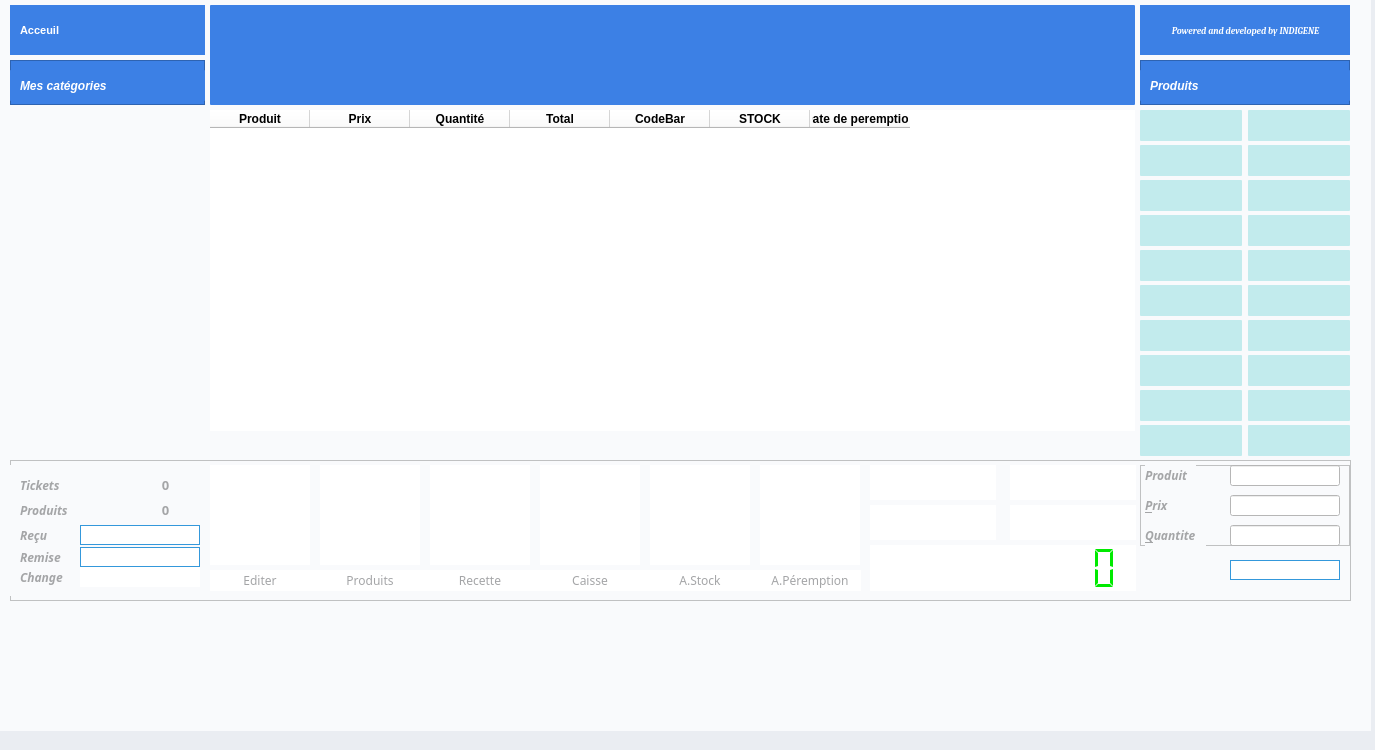
Above: DESIGN/WIDGETS/ProductWidget.ui from indigene-way/ERP_business_Manager before the change. Below: the same form after it.
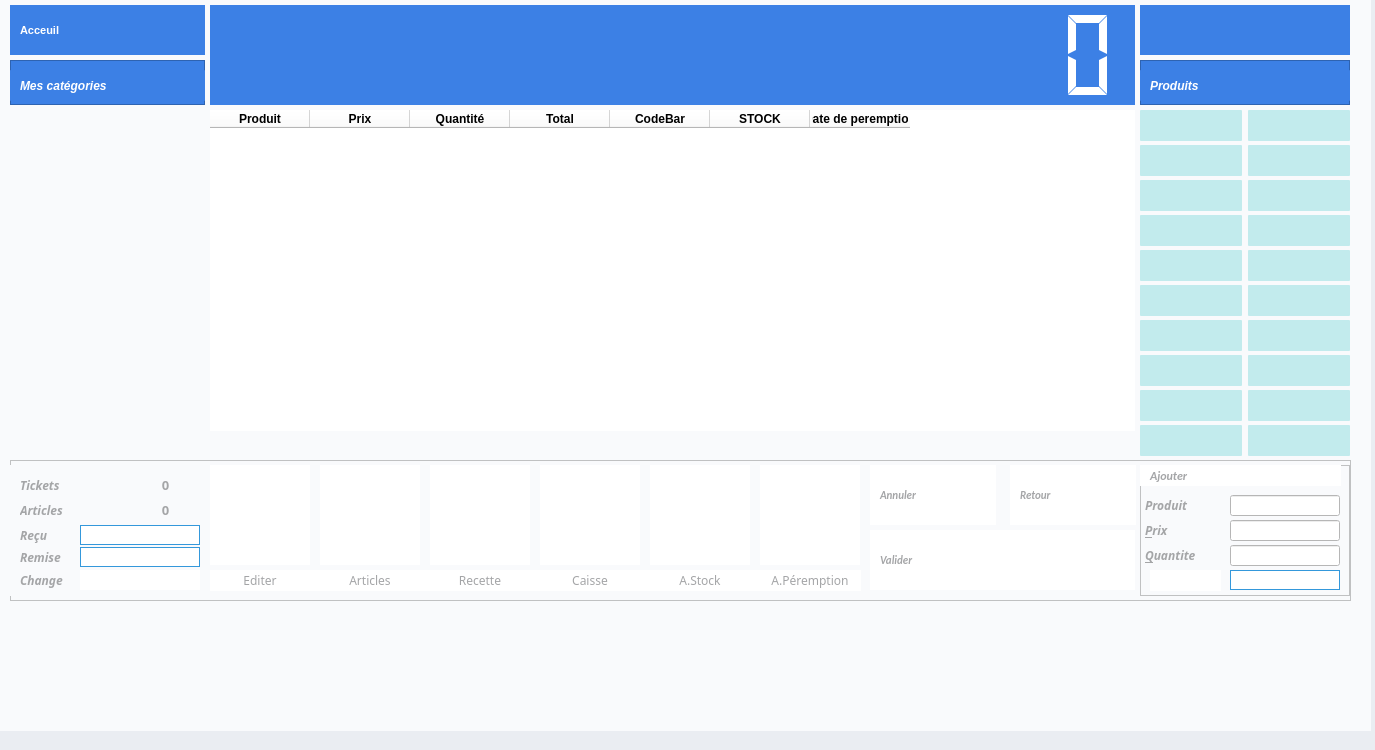
That is the form after the change. Icons and pictures are not drawn.

Patch:
```diff
--- a/DESIGN/WIDGETS/ProductWidget.ui
+++ b/DESIGN/WIDGETS/ProductWidget.ui
@@ -28,30 +28,6 @@
    <property name="styleSheet">
     <string notr="true">background-color:#f9fafc;</string>
    </property>
-   <widget class="QFrame" name="frame_12">
-    <property name="geometry">
-     <rect>
-      <x>210</x>
-      <y>25</y>
-      <width>925</width>
-      <height>100</height>
-     </rect>
-    </property>
-    <property name="font">
-     <font>
-      <family>Onyx</family>
-     </font>
-    </property>
-    <property name="styleSheet">
-     <string notr="true">background-color:#3c80e5; border: 0px solid #2f4f4f  ; border-radius: 0.5px;</string>
-    </property>
-    <property name="frameShape">
-     <enum>QFrame::StyledPanel</enum>
-    </property>
-    <property name="frameShadow">
-     <enum>QFrame::Raised</enum>
-    </property>
-   </widget>
    <widget class="QTableWidget" name="tableWidget">
     <property name="geometry">
      <rect>
@@ -1384,10 +1360,10 @@
     <widget class="QPushButton" name="validButton">
      <property name="geometry">
       <rect>
-       <x>1000</x>
-       <y>45</y>
-       <width>126</width>
-       <height>35</height>
+       <x>860</x>
+       <y>70</y>
+       <width>265</width>
+       <height>60</height>
       </rect>
      </property>
      <property name="sizePolicy">
@@ -1420,8 +1396,8 @@
       <bool>false</bool>
      </property>
      <property name="styleSheet">
-      <string notr="true">QPushButton{background-color:white; color : white; border: 0px solid #000028 ;  text-align:left; padding-left:10px;}
-QPushButton:hover{background-color:white;color:#a4a5a7;border: 0px solid #ecf0f5}
+      <string notr="true">QPushButton{background-color:white; color : #a4a5a7; border: 0px solid #000028 ;  text-align:left; padding-left:10px;}
+QPushButton:hover{background-color:white;color:white;border: 0px solid #ecf0f5}
 QPushButton:focus{color:#00ea00}</string>
      </property>
      <property name="text">
@@ -1507,7 +1483,7 @@
        <x>1000</x>
        <y>5</y>
        <width>126</width>
-       <height>35</height>
+       <height>60</height>
       </rect>
      </property>
      <property name="sizePolicy">
@@ -1540,8 +1516,8 @@
       <bool>false</bool>
      </property>
      <property name="styleSheet">
-      <string notr="true">QPushButton{background-color:white; color : white; border: 0px solid #000028 ;  text-align:left; padding-left:10px;}
-QPushButton:hover{background-color:white;color:#a4a5a7;border: 0px solid #ecf0f5}
+      <string notr="true">QPushButton{background-color:white; color : #a4a5a7; border: 0px solid #000028 ;  text-align:left; padding-left:10px;}
+QPushButton:hover{background-color:white;color:white;border: 0px solid #ecf0f5}
 QPushButton:focus{color:#00ea00}</string>
      </property>
      <property name="text">
@@ -1627,7 +1603,7 @@
        <string notr="true">color:#a4a5a7;</string>
       </property>
       <property name="text">
-       <string>Produits</string>
+       <string>Articles</string>
       </property>
       <property name="alignment">
        <set>Qt::AlignCenter</set>
@@ -1899,7 +1875,7 @@
        <string notr="true">QPushButton{text-align:left; color : #a4a5a7; border: 0px solid #000028 }</string>
       </property>
       <property name="text">
-       <string>Produits</string>
+       <string>Articles</string>
       </property>
       <property name="icon">
        <iconset>
@@ -2008,7 +1984,7 @@
       <property name="geometry">
        <rect>
         <x>70</x>
-        <y>102</y>
+        <y>105</y>
         <width>120</width>
         <height>20</height>
        </rect>
@@ -2050,7 +2026,7 @@
       <property name="geometry">
        <rect>
         <x>10</x>
-        <y>102</y>
+        <y>105</y>
         <width>50</width>
         <height>20</height>
        </rect>
@@ -2258,54 +2234,6 @@
       <string>F2</string>
      </property>
     </widget>
-    <widget class="QPushButton" name="addProd">
-     <property name="geometry">
-      <rect>
-       <x>860</x>
-       <y>45</y>
-       <width>126</width>
-       <height>35</height>
-      </rect>
-     </property>
-     <property name="font">
-      <font>
-       <family>Calibri</family>
-       <weight>75</weight>
-       <italic>true</italic>
-       <bold>true</bold>
-      </font>
-     </property>
-     <property name="cursor">
-      <cursorShape>PointingHandCursor</cursorShape>
-     </property>
-     <property name="toolTip">
-      <string>Ajouter produit au panier</string>
-     </property>
-     <property name="statusTip">
-      <string>Ajouter un produit au panier...</string>
-     </property>
-     <property name="styleSheet">
-      <string notr="true">QPushButton{background-color:white; color : white; border: 0px solid #000028 ;  text-align:left; padding-left:10px;}
-QPushButton:hover{background-color:white;color:#a4a5a7;border: 0px solid #ecf0f5}
-QPushButton:focus{color:#00ea00}</string>
-     </property>
-     <property name="text">
-      <string>Ajouter</string>
-     </property>
-     <property name="icon">
-      <iconset>
-       <normaloff>../../IMAGES/Icons/ajouter.png</normaloff>../../IMAGES/Icons/ajouter.png</iconset>
-     </property>
-     <property name="iconSize">
-      <size>
-       <width>21</width>
-       <height>21</height>
-      </size>
-     </property>
-     <property name="shortcut">
-      <string>Return</string>
-     </property>
-    </widget>
     <widget class="QPushButton" name="editProduct">
      <property name="geometry">
       <rect>
@@ -2366,59 +2294,6 @@
       <string>F1</string>
      </property>
     </widget>
-    <widget class="QLCDNumber" name="viewTotal">
-     <property name="geometry">
-      <rect>
-       <x>860</x>
-       <y>85</y>
-       <width>266</width>
-       <height>46</height>
-      </rect>
-     </property>
-     <property name="sizePolicy">
-      <sizepolicy hsizetype="Minimum" vsizetype="Minimum">
-       <horstretch>0</horstretch>
-       <verstretch>0</verstretch>
-      </sizepolicy>
-     </property>
-     <property name="font">
-      <font>
-       <pointsize>20</pointsize>
-       <weight>75</weight>
-       <bold>true</bold>
-      </font>
-     </property>
-     <property name="toolTip">
-      <string>Somme totale </string>
-     </property>
-     <property name="statusTip">
-      <string>Total à payer...</string>
-     </property>
-     <property name="styleSheet">
-      <string notr="true">QLCDNumber { background-color: white;  color: #00ea00;border: 0px solid black  ;}</string>
-     </property>
-     <property name="frameShape">
-      <enum>QFrame::NoFrame</enum>
-     </property>
-     <property name="smallDecimalPoint">
-      <bool>true</bool>
-     </property>
-     <property name="digitCount">
-      <number>9</number>
-     </property>
-     <property name="mode">
-      <enum>QLCDNumber::Dec</enum>
-     </property>
-     <property name="segmentStyle">
-      <enum>QLCDNumber::Flat</enum>
-     </property>
-     <property name="value" stdset="0">
-      <double>0.000000000000000</double>
-     </property>
-     <property name="intValue" stdset="0">
-      <number>0</number>
-     </property>
-    </widget>
     <widget class="QPushButton" name="reiceptButton">
      <property name="geometry">
       <rect>
@@ -2485,7 +2360,7 @@
        <x>860</x>
        <y>5</y>
        <width>126</width>
-       <height>35</height>
+       <height>60</height>
       </rect>
      </property>
      <property name="sizePolicy">
@@ -2518,8 +2393,8 @@
       <bool>false</bool>
      </property>
      <property name="styleSheet">
-      <string notr="true">QPushButton{background-color:white; color : white; border: 0px solid #000028 ;  text-align:left; padding-left:10px;}
-QPushButton:hover{background-color:white;color:#a4a5a7;border: 0px solid #ecf0f5}
+      <string notr="true">QPushButton{background-color:white; color : #a4a5a7; border: 0px solid #000028 ;  text-align:left; padding-left:10px;}
+QPushButton:hover{background-color:white;color:white;border: 0px solid #ecf0f5}
 QPushButton:focus{color:#00ea00}</string>
      </property>
      <property name="text">
@@ -2545,7 +2420,7 @@
        <x>1130</x>
        <y>5</y>
        <width>210</width>
-       <height>81</height>
+       <height>131</height>
       </rect>
      </property>
      <property name="font">
@@ -2568,7 +2443,7 @@
       <property name="geometry">
        <rect>
         <x>90</x>
-        <y>30</y>
+        <y>55</y>
         <width>110</width>
         <height>21</height>
        </rect>
@@ -2586,7 +2461,7 @@
       <property name="geometry">
        <rect>
         <x>5</x>
-        <y>30</y>
+        <y>55</y>
         <width>51</width>
         <height>21</height>
        </rect>
@@ -2617,7 +2492,7 @@
       <property name="geometry">
        <rect>
         <x>90</x>
-        <y>0</y>
+        <y>30</y>
         <width>110</width>
         <height>21</height>
        </rect>
@@ -2635,7 +2510,7 @@
       <property name="geometry">
        <rect>
         <x>5</x>
-        <y>60</y>
+        <y>80</y>
         <width>61</width>
         <height>21</height>
        </rect>
@@ -2666,7 +2541,7 @@
       <property name="geometry">
        <rect>
         <x>90</x>
-        <y>60</y>
+        <y>80</y>
         <width>110</width>
         <height>21</height>
        </rect>
@@ -2687,7 +2562,7 @@
       <property name="geometry">
        <rect>
         <x>5</x>
-        <y>0</y>
+        <y>30</y>
         <width>51</width>
         <height>21</height>
        </rect>
@@ -2714,6 +2589,120 @@
         <normaloff>../../OLD/DESIGN/WIDGETS/ICONS/plus.png</normaloff>../../OLD/DESIGN/WIDGETS/ICONS/plus.png</iconset>
       </property>
      </widget>
+     <widget class="QPushButton" name="addProd">
+      <property name="geometry">
+       <rect>
+        <x>0</x>
+        <y>0</y>
+        <width>201</width>
+        <height>21</height>
+       </rect>
+      </property>
+      <property name="font">
+       <font>
+        <family>Calibri</family>
+        <weight>75</weight>
+        <italic>true</italic>
+        <bold>true</bold>
+       </font>
+      </property>
+      <property name="cursor">
+       <cursorShape>PointingHandCursor</cursorShape>
+      </property>
+      <property name="toolTip">
+       <string>Ajouter produit au panier</string>
+      </property>
+      <property name="statusTip">
+       <string>Ajouter un produit au panier...</string>
+      </property>
+      <property name="styleSheet">
+       <string notr="true">QPushButton{background-color:white; color : #a4a5a7; border: 0px solid #000028 ;  text-align:left; padding-left:10px;}
+QPushButton:hover{background-color:white;color:white;border: 0px solid #ecf0f5}
+QPushButton:focus{color:#00ea00}</string>
+      </property>
+      <property name="text">
+       <string>Ajouter</string>
+      </property>
+      <property name="icon">
+       <iconset>
+        <normaloff>../../IMAGES/Icons/ajouter.png</normaloff>../../IMAGES/Icons/ajouter.png</iconset>
+      </property>
+      <property name="iconSize">
+       <size>
+        <width>21</width>
+        <height>21</height>
+       </size>
+      </property>
+      <property name="shortcut">
+       <string>Return</string>
+      </property>
+     </widget>
+     <widget class="QLineEdit" name="prodBC">
+      <property name="geometry">
+       <rect>
+        <x>90</x>
+        <y>105</y>
+        <width>110</width>
+        <height>20</height>
+       </rect>
+      </property>
+      <property name="font">
+       <font>
+        <family>Nirmala UI</family>
+       </font>
+      </property>
+      <property name="styleSheet">
+       <string notr="true">background-color: white;border:1px solid #3498DB;</string>
+      </property>
+     </widget>
+     <widget class="QPushButton" name="addProdBC">
+      <property name="geometry">
+       <rect>
+        <x>10</x>
+        <y>105</y>
+        <width>71</width>
+        <height>21</height>
+       </rect>
+      </property>
+      <property name="font">
+       <font>
+        <family>Rockwell</family>
+        <weight>75</weight>
+        <italic>true</italic>
+        <bold>true</bold>
+       </font>
+      </property>
+      <property name="cursor">
+       <cursorShape>PointingHandCursor</cursorShape>
+      </property>
+      <property name="toolTip">
+       <string>Ajouter au panier</string>
+      </property>
+      <property name="statusTip">
+       <string>Ajouter le produit au paner via le codebar</string>
+      </property>
+      <property name="styleSheet">
+       <string notr="true">QPushButton{text-align:center; color : black; border: 0px solid #000028  ;  text-align:center;}
+QPushButton:hover{background-color:#ecf0f5;color:#000028;  height:35px;border: 1px solid #ecf0f5}
+QPushButton:focus{color:#ecf0f5}</string>
+      </property>
+      <property name="text">
+       <string/>
+      </property>
+      <property name="icon">
+       <iconset>
+        <normaloff>../../IMAGES/Icons/Barcode.png</normaloff>../../IMAGES/Icons/Barcode.png</iconset>
+      </property>
+      <property name="iconSize">
+       <size>
+        <width>16</width>
+        <height>16</height>
+       </size>
+      </property>
+      <property name="shortcut">
+       <string>Ins</string>
+      </property>
+     </widget>
     </widget>
    </widget>
    <widget class="QFrame" name="frame_5">
@@ -2760,47 +2749,37 @@
       <string notr="true">QPushButton{text-align:center; color : white;border: 0px solid #000028 }</string>
      </property>
      <property name="text">
-      <string>Powered and developed by INDIGENE</string>
+      <string/>
      </property>
      <property name="icon">
       <iconset>
        <normaloff>../../OLD/DESIGN/WIDGETS/ICONS/plus.png</normaloff>../../OLD/DESIGN/WIDGETS/ICONS/plus.png</iconset>
      </property>
     </widget>
-   </widget>
-   <widget class="QFrame" name="frame_20">
-    <property name="geometry">
-     <rect>
-      <x>1140</x>
-      <y>570</y>
-      <width>210</width>
-      <height>41</height>
-     </rect>
-    </property>
-    <property name="styleSheet">
-     <string notr="true">background-color:#f9fafc; border:0px solid black;</string>
-    </property>
-    <property name="frameShape">
-     <enum>QFrame::StyledPanel</enum>
-    </property>
-    <property name="frameShadow">
-     <enum>QFrame::Raised</enum>
-    </property>
-    <widget class="QPushButton" name="addProdBC">
+    <widget class="QPushButton" name="who">
      <property name="geometry">
       <rect>
        <x>0</x>
-       <y>0</y>
-       <width>91</width>
+       <y>4</y>
+       <width>211</width>
        <height>41</height>
       </rect>
      </property>
+     <property name="sizePolicy">
+      <sizepolicy hsizetype="Minimum" vsizetype="Maximum">
+       <horstretch>0</horstretch>
+       <verstretch>0</verstretch>
+      </sizepolicy>
+     </property>
      <property name="font">
       <font>
-       <family>Rockwell</family>
+       <family>Calibri</family>
+       <pointsize>8</pointsize>
        <weight>75</weight>
        <italic>true</italic>
        <bold>true</bold>
+       <underline>false</underline>
+       <kerning>true</kerning>
       </font>
      </property>
      <property name="cursor">
@@ -2810,12 +2789,14 @@
       <string>Ajouter au panier</string>
      </property>
      <property name="statusTip">
-      <string>Ajouter le produit au paner via le codebar</string>
+      <string/>
+     </property>
+     <property name="autoFillBackground">
+      <bool>false</bool>
      </property>
      <property name="styleSheet">
-      <string notr="true">QPushButton{text-align:center; color : black; border: 0px solid #000028  ;  text-align:center;}
-QPushButton:hover{background-color:#ecf0f5;color:#000028;  height:35px;border: 1px solid #ecf0f5}
-QPushButton:focus{color:#ecf0f5}</string>
+      <string notr="true">QPushButton{background-color:#3c80e5; color : white; border: 0px solid #000028 ;  text-align:left; padding-left:10px;}
+</string>
      </property>
      <property name="text">
       <string/>
@@ -2826,30 +2807,9 @@
      </property>
      <property name="iconSize">
       <size>
-       <width>31</width>
-       <height>31</height>
+       <width>21</width>
+       <height>21</height>
       </size>
-     </property>
-     <property name="shortcut">
-      <string>Ins</string>
-     </property>
-    </widget>
-    <widget class="QLineEdit" name="prodBC">
-     <property name="geometry">
-      <rect>
-       <x>90</x>
-       <y>10</y>
-       <width>110</width>
-       <height>20</height>
-      </rect>
-     </property>
-     <property name="font">
-      <font>
-       <family>Nirmala UI</family>
-      </font>
-     </property>
-     <property name="styleSheet">
-      <string notr="true">background-color: white;border:1px solid #3498DB;</string>
      </property>
     </widget>
    </widget>
@@ -2909,6 +2869,59 @@
      </size>
     </property>
    </widget>
+   <widget class="QLCDNumber" name="viewTotal">
+    <property name="geometry">
+     <rect>
+      <x>210</x>
+      <y>25</y>
+      <width>925</width>
+      <height>100</height>
+     </rect>
+    </property>
+    <property name="sizePolicy">
+     <sizepolicy hsizetype="Minimum" vsizetype="Minimum">
+      <horstretch>0</horstretch>
+      <verstretch>0</verstretch>
+     </sizepolicy>
+    </property>
+    <property name="font">
+     <font>
+      <pointsize>20</pointsize>
+      <weight>75</weight>
+      <bold>true</bold>
+     </font>
+    </property>
+    <property name="toolTip">
+     <string>Somme totale </string>
+    </property>
+    <property name="statusTip">
+     <string>Total à payer...</string>
+    </property>
+    <property name="styleSheet">
+     <string notr="true">QLCDNumber { background-color: #3c80e5;  color: white;border: 0px solid black  ;}</string>
+    </property>
+    <property name="frameShape">
+     <enum>QFrame::NoFrame</enum>
+    </property>
+    <property name="smallDecimalPoint">
+     <bool>true</bool>
+    </property>
+    <property name="digitCount">
+     <number>16</number>
+    </property>
+    <property name="mode">
+     <enum>QLCDNumber::Dec</enum>
+    </property>
+    <property name="segmentStyle">
+     <enum>QLCDNumber::Flat</enum>
+    </property>
+    <property name="value" stdset="0">
+     <double>0.000000000000000</double>
+    </property>
+    <property name="intValue" stdset="0">
+     <number>0</number>
+    </property>
+   </widget>
   </widget>
  </widget>
  <tabstops>
```
Left out of the diff: 8 changed lines with no effect on the pictures.
